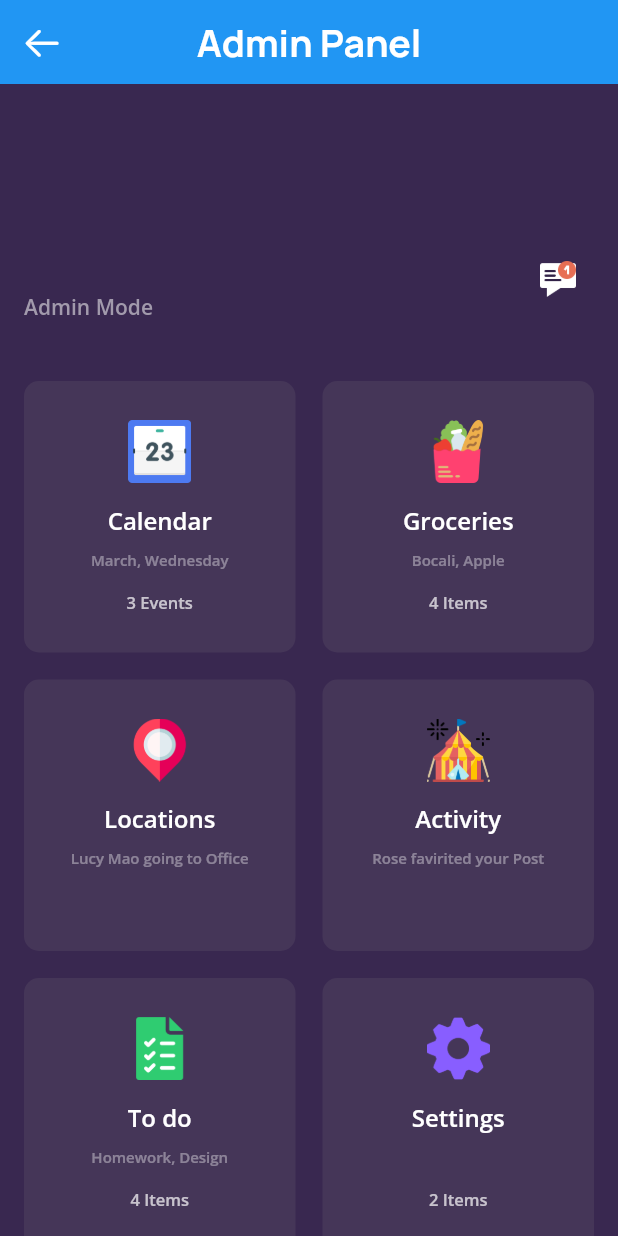
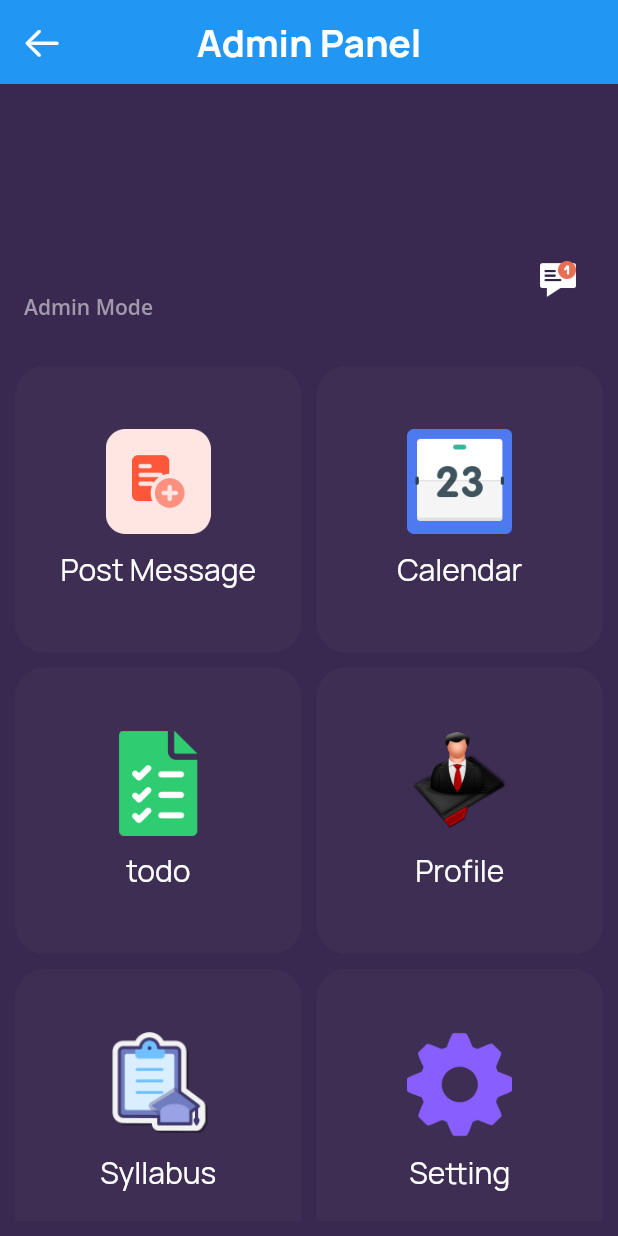
Before and after one commit to Aman-1603/edu_tools, a Flutter app: the Admin_mainpage screen opened directly, on a phone screen of 412 x 824 dp. Run offline on Flutter 3.47's test engine with Material 2 defaults, Android fonts, the phone set to English and light mode, and no system bars; our stand-ins replace cloud_firestore, firebase_auth, firebase_core, flutter_signin_button, fluttertoast, form_field_validator and 4 more; missing offline and left inert: jitsi_meet; accounts and stored records are empty.

Commit message:
Customization in admin modual is done............

```diff
--- a/lib/admin_modual/admin_mainpage.dart
+++ b/lib/admin_modual/admin_mainpage.dart
@@ -58,6 +58,7 @@ class _Admin_mainpageState extends State<Admin_mainpage> {
 
       backgroundColor: Color(0xff392850),
       body: Column(
+
         children: <Widget>[
           SizedBox(
             height: 110,
@@ -106,9 +107,10 @@ class _Admin_mainpageState extends State<Admin_mainpage> {
             ),
           ),
           SizedBox(
-            height: 40,
+            height: 20,
           ),
-          GridDashboard()
+
+         Expanded(child: GridDashboard())
         ],
       ),
     );
--- a/lib/admin_modual/griddashboard.dart
+++ b/lib/admin_modual/griddashboard.dart
@@ -1,112 +1,156 @@
+import 'package:edu_tools/teacher_modual/addpost.dart';
+import 'package:flutter/cupertino.dart';
 import 'package:flutter/material.dart';
-import 'package:google_fonts/google_fonts.dart';
 
 class GridDashboard extends StatelessWidget {
-  Items item1 = new Items(
-      title: "Calendar",
-      subtitle: "March, Wednesday",
-      event: "3 Events",
-      img: "assets/calendar.png");
-
-  Items item2 = new Items(
-    title: "Groceries",
-    subtitle: "Bocali, Apple",
-    event: "4 Items",
-    img: "assets/food.png",
-  );
-  Items item3 = new Items(
-    title: "Locations",
-    subtitle: "Lucy Mao going to Office",
-    event: "",
-    img: "assets/map.png",
-  );
-  Items item4 = new Items(
-    title: "Activity",
-    subtitle: "Rose favirited your Post",
-    event: "",
-    img: "assets/festival.png",
-
-  );
-  Items item5 = new Items(
-    title: "To do",
-    subtitle: "Homework, Design",
-    event: "4 Items",
-    img: "assets/todo.png",
-  );
-  Items item6 = new Items(
-    title: "Settings",
-    subtitle: "",
-    event: "2 Items",
-    img: "assets/setting.png",
-  );
+  const GridDashboard({Key? key}) : super(key: key);
 
   @override
   Widget build(BuildContext context) {
-    List<Items> myList = [item1, item2, item3, item4, item5, item6];
-    var color = 0xff453658;
-    return Flexible(
-      child: GridView.count(
-          childAspectRatio: 1.0,
-          padding: EdgeInsets.only(left: 16, right: 16),
-          crossAxisCount: 2,
-          crossAxisSpacing: 18,
-          mainAxisSpacing: 18,
-          children: myList.map((data) {
-            return Container(
-              decoration: BoxDecoration(
-                  color: Color(color), borderRadius: BorderRadius.circular(10)),
+    return Scaffold(
+      backgroundColor: Color(0xff392850),
+      body: Container(child: Padding(
+        padding: const EdgeInsets.all(10.0),
+        child: GridView(children: [
+          InkWell(
+            onTap: (){
+              Navigator.pushReplacement(
+                  context, MaterialPageRoute(builder: (_) => addnote()));
+              // Navigator.push(context, MaterialPageRoute(builder: (context)=>HomePage()));
+            },
+            child: Container(decoration: BoxDecoration(borderRadius: BorderRadius.circular(20),color: Colors.grey.withOpacity(0.05),),
               child: Column(
                 mainAxisAlignment: MainAxisAlignment.center,
-                children: <Widget>[
+                children: [
                   Image.asset(
-                    data.img,
-                    width: 42,
+                    'assets/post_message.png',
+                    height: 70,
+                    width: 70,
                   ),
                   SizedBox(
-                    height: 14,
+                    height: 10,
                   ),
-                  Text(
-                    data.title,
-                    style: GoogleFonts.openSans(
-                        textStyle: TextStyle(
-                            color: Colors.white,
-                            fontSize: 16,
-                            fontWeight: FontWeight.w600)),
+                  Text("Post Message",style: TextStyle(color: Colors.white,fontSize: 20),)
+                ],),
+            ),
+          ),
+          InkWell(
+            onTap: (){
+              Navigator.pushReplacement(
+                  context, MaterialPageRoute(builder: (_) => addnote()));
+            },
+            child: Container(decoration: BoxDecoration(borderRadius: BorderRadius.circular(20),color: Colors.grey.withOpacity(0.05),),
+              child: Column(
+                mainAxisAlignment: MainAxisAlignment.center,
+                children: [
+                  Image.asset(
+                    'assets/calendar.png',
+                    height: 70,
+                    width: 70,
                   ),
                   SizedBox(
-                    height: 8,
+                    height: 10,
                   ),
-                  Text(
-                    data.subtitle,
-                    style: GoogleFonts.openSans(
-                        textStyle: TextStyle(
-                            color: Colors.white38,
-                            fontSize: 10,
-                            fontWeight: FontWeight.w600)),
+                  Text("Calendar",style: TextStyle(color: Colors.white,fontSize: 20),)
+                ],),
+            ),
+          ),
+          InkWell(
+            onTap: (){
+              // Navigator.push(context, MaterialPageRoute(builder: (context)=>HomePage()));
+            },
+            child: Container(decoration: BoxDecoration(borderRadius: BorderRadius.circular(20),color: Colors.grey.withOpacity(0.05),),
+              child: Column(
+                mainAxisAlignment: MainAxisAlignment.center,
+                children: [
+                  Image.asset(
+                    'assets/todo.png',
+                    height: 70,
+                    width: 70,
                   ),
                   SizedBox(
-                    height: 14,
+                    height: 10,
                   ),
-                  Text(
-                    data.event,
-                    style: GoogleFonts.openSans(
-                        textStyle: TextStyle(
-                            color: Colors.white70,
-                            fontSize: 11,
-                            fontWeight: FontWeight.w600)),
+                  Text("todo",style: TextStyle(color: Colors.white,fontSize: 20),)
+                ],),
+            ),
+          ),
+          InkWell(
+            onTap: (){
+              // Navigator.push(context, MaterialPageRoute(builder: (context)=>HomePage()));
+            },
+            child: Container(decoration: BoxDecoration(borderRadius: BorderRadius.circular(20),color: Colors.grey.withOpacity(0.05),),
+              child: Column(
+                mainAxisAlignment: MainAxisAlignment.center,
+                children: [
+
+                  // Image.asset("assets/calendar.png"),
+                  // Icon(Icons.book,size: 40,color: Colors.white,),
+                  Image.asset(
+                    'assets/profile.png',
+                    height: 70,
+                    width: 70,
                   ),
-                ],
-              ),
-            );
-          }).toList()),
+                  SizedBox(
+                    height: 10,
+                  ),
+                  Text("Profile",style: TextStyle(color: Colors.white,fontSize: 20),)
+                ],),
+            ),
+          ),
+
+          InkWell(
+            onTap: (){
+              // Navigator.push(context, MaterialPageRoute(builder: (context)=>HomePage()));
+            },
+            child: Container(decoration: BoxDecoration(borderRadius: BorderRadius.circular(20),color: Colors.grey.withOpacity(0.05),),
+              child: Column(
+                mainAxisAlignment: MainAxisAlignment.center,
+                children: [
+
+                  // Image.asset("assets/calendar.png"),
+                  // Icon(Icons.book,size: 40,color: Colors.white,),
+                  Image.asset(
+                    'assets/syllabus.png',
+                    height: 70,
+                    width: 70,
+                  ),
+                  SizedBox(
+                    height: 10,
+                  ),
+                  Text("Syllabus",style: TextStyle(color: Colors.white,fontSize: 20),)
+                ],),
+            ),
+          ),
+
+          InkWell(
+            onTap: (){
+              // Navigator.push(context, MaterialPageRoute(builder: (context)=>HomePage()));
+            },
+            child: Container(decoration: BoxDecoration(borderRadius: BorderRadius.circular(20),color: Colors.grey.withOpacity(0.05),),
+              child: Column(
+                mainAxisAlignment: MainAxisAlignment.center,
+                children: [
+
+                  // Image.asset("assets/calendar.png"),
+                  // Icon(Icons.book,size: 40,color: Colors.white,),
+                  Image.asset(
+                    'assets/setting.png',
+                    height: 70,
+                    width: 70,
+                  ),
+                  SizedBox(
+                    height: 10,
+                  ),
+                  Text("Setting",style: TextStyle(color: Colors.white,fontSize: 20),)
+                ],),
+            ),
+          ),
+
+        ],
+          gridDelegate: SliverGridDelegateWithFixedCrossAxisCount(crossAxisCount: 2,mainAxisSpacing: 10,crossAxisSpacing: 10),
+        ),
+      ),),
     );
   }
 }
-
-class Items {
-  String title;
-  String subtitle;
-  String event;
-  String img;
-  Items({required this.title, required this.subtitle, required this.event, required this.img});
-}
--- a/lib/metting/join_meeting_screen.dart
+++ b/lib/metting/join_meeting_screen.dart
@@ -86,6 +86,7 @@ class _VideoCallScreenState extends State<VideoCallScreen> {
                 filled: true,
                 border: InputBorder.none,
                 hintText: 'Room ID',
+                hintStyle: TextStyle(fontSize: 20.0,color: Colors.white),
                 contentPadding: EdgeInsets.fromLTRB(16, 8, 0, 0),
               ),
             ),
@@ -94,6 +95,7 @@ class _VideoCallScreenState extends State<VideoCallScreen> {
             height: 60,
             child: TextField(
               controller: nameController,
+              style: TextStyle(color: Colors.white),
               maxLines: 1,
               textAlign: TextAlign.center,
               keyboardType: TextInputType.number,
@@ -102,6 +104,7 @@ class _VideoCallScreenState extends State<VideoCallScreen> {
                 filled: true,
                 border: InputBorder.none,
                 hintText: 'Name',
+                hintStyle: TextStyle(fontSize: 20.0,color: Colors.white),
                 contentPadding: EdgeInsets.fromLTRB(16, 8, 0, 0),
               ),
             ),
@@ -114,7 +117,7 @@ class _VideoCallScreenState extends State<VideoCallScreen> {
               child: Text(
                 'Join',
                 style: TextStyle(
-                  fontSize: 16,
+                  fontSize: 22,fontWeight: FontWeight.bold
                 ),
               ),
             ),
```
Also changed, not shown: lib/resources/UserModel.dart (+5 -2 lines), lib/screen/home_nav_bar.dart (+8 -2 lines), lib/teacher_modual/addpost.dart (+8 -0 lines), lib/views/authentication/sign_up_page.dart (+73 -2 lines), assets/food.png (deleted), assets/map.png (deleted), assets/post_message.png (added), assets/profile.png (added), assets/syllabus.png (added).
